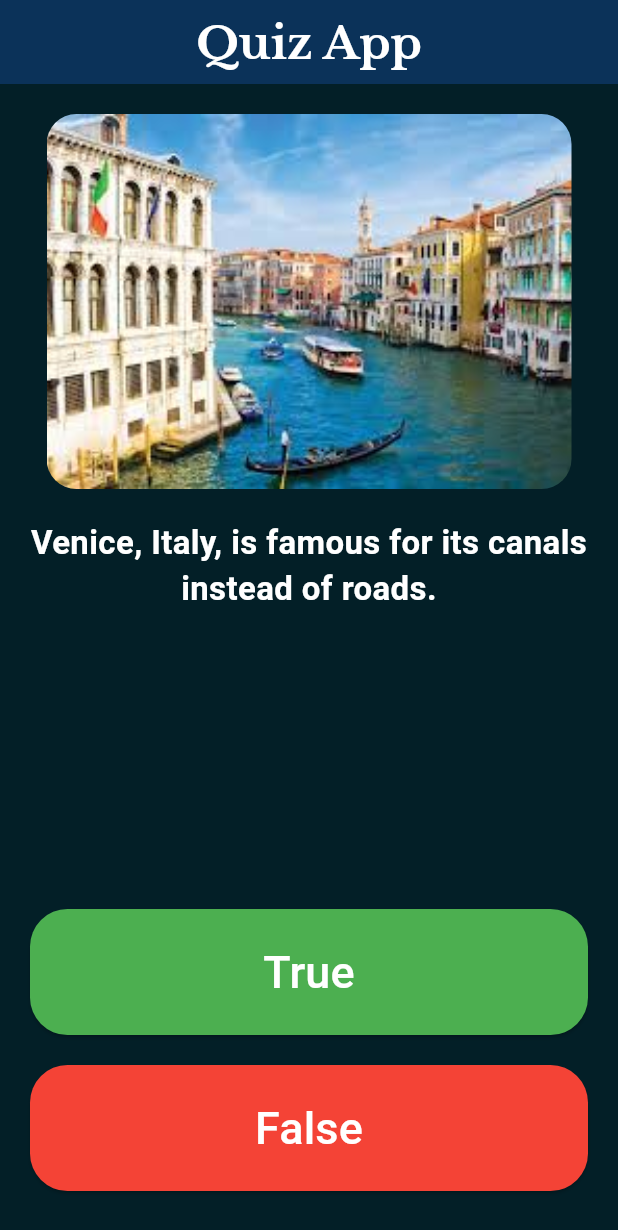
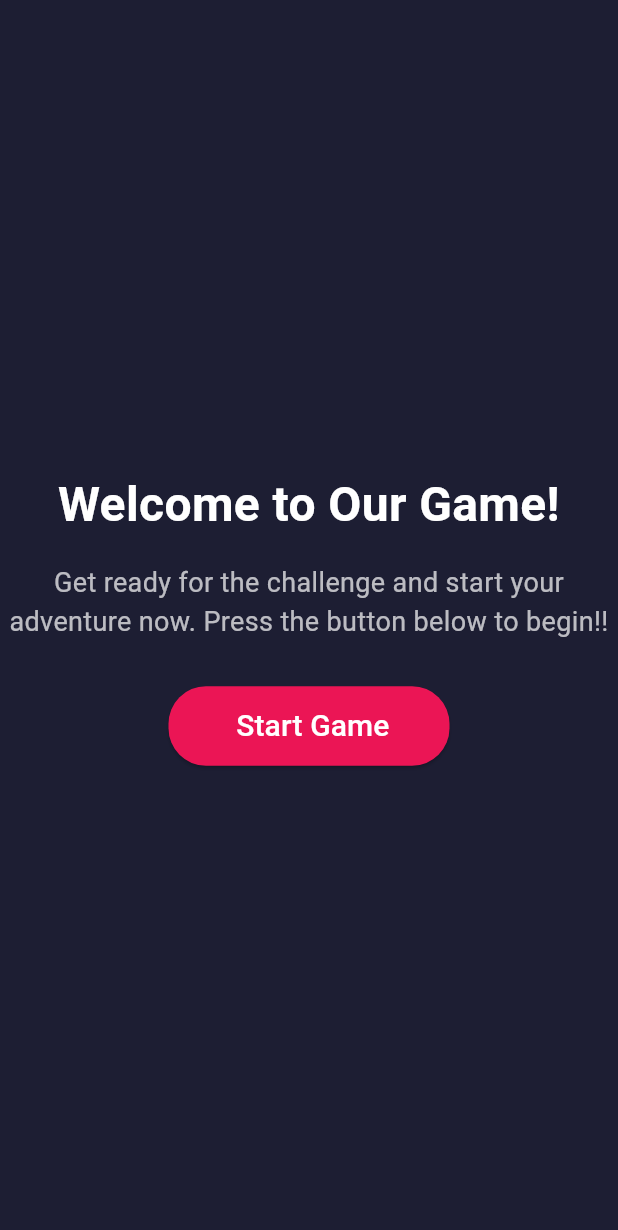
Before and after one commit to Y-absamad/Flutter_Simple_Quiz_App, a Flutter app: the screen it shows after launch, on a phone screen of 412 x 824 dp. Shown: the top 1230 px of the screen. Run offline on Flutter 3.47's test engine with Material 3 defaults, Android fonts, the phone set to English and light mode, and no system bars.

Commit message:
done done

```diff
--- a/lib/answerFeedbackManager.dart
+++ b/lib/answerFeedbackManager.dart
@@ -8,13 +8,13 @@ class Answerfeedbackmanager {
 
   Answerfeedbackmanager({required this.context, required this.questionManager});
 
-  void showEndDialog(bool isCorrect, VoidCallback onReset) {
+  void showEndDialog(VoidCallback onReset) {
     DialogHelper.showCustomDialog(
       context: context,
       title: 'The Quiz is Over',
       textChild: 'Retry',
       contentt: 'You answered ${questionManager.score} questions correctly',
-      backgroundColor: Colors.white,
+      backgroundColor: Colors.grey,
       onPressed: () {
         Navigator.of(context).pop();
         onReset();
@@ -25,7 +25,7 @@ class Answerfeedbackmanager {
   void showAnswerFeedbackDialog(bool isCorrect, VoidCallback onNext) {
     String title = isCorrect
         ? 'Well done! Your answer is correct.'
-        : 'Unfortunately, your answer is incorrect.';
+        : 'Sorry, your answer is incorrect.';
     String textChild = 'Next';
 
     DialogHelper.showCustomDialog(
--- a/lib/app_bar.dart
+++ b/lib/app_bar.dart
@@ -9,14 +9,16 @@ class CustomAppBar extends StatelessWidget implements PreferredSizeWidget {
       title: const Text(
         'Quiz App',
         style: TextStyle(
-          fontSize: 30,
-          fontWeight: FontWeight.bold,
-          color: Colors.white,
-          fontFamily: 'Myfont'
-        ),
+            fontSize: 30,
+            fontWeight: FontWeight.bold,
+            color: Colors.white,
+            fontFamily: 'Myfont1'),
       ),
       centerTitle: true,
       backgroundColor: const Color.fromARGB(153, 17, 63, 122),
+      iconTheme: const IconThemeData(
+        color: Colors.white,
+      ),
     );
   }
 
--- a/lib/dialog_helper.dart
+++ b/lib/dialog_helper.dart
@@ -14,6 +14,7 @@ class DialogHelper {
       barrierDismissible: false,
       builder: (BuildContext content) {
         return AlertDialog(
+          titlePadding: const EdgeInsets.only(top: 55),
           backgroundColor: backgroundColor,
           title: Text(
             title,
--- a/lib/examPage.dart
+++ b/lib/examPage.dart
@@ -1,6 +1,7 @@
 // ignore: file_names
 import 'package:flutter/material.dart';
 import 'package:flutter_simple_quiz_app/answerFeedbackManager.dart';
+import 'package:flutter_simple_quiz_app/app_bar.dart';
 import 'package:flutter_simple_quiz_app/questionDisplay.dart';
 import 'package:flutter_simple_quiz_app/questionManager%20.dart';
 import 'package:flutter_simple_quiz_app/questionRepository.dart';
@@ -35,16 +36,17 @@ class _ExampageState extends State<Exampage> {
       }
 
       if (questionManager.isFinished()) {
-        answerfeedbackmanager.showEndDialog(isCorrect,() {
+        answerfeedbackmanager.showEndDialog(() {
           setState(() {
             questionManager.reset();
           });
         });
       }
 
-      answerfeedbackmanager.showAnswerFeedbackDialog(isCorrect, (){
+
+      answerfeedbackmanager.showAnswerFeedbackDialog(isCorrect, () {
         setState(() {
-          if(!questionManager.isLastQusetion()){
+          if (!questionManager.isLastQusetion()) {
             questionManager.nextQusetion();
           }
         });
@@ -54,27 +56,32 @@ class _ExampageState extends State<Exampage> {
 
   @override
   Widget build(BuildContext context) {
-    return Padding(
+    return SafeArea(
+      child: Scaffold(
+        backgroundColor: const Color.fromARGB(184, 11, 44, 97),
+        appBar: const CustomAppBar(),
+        body: Padding(
           padding: const EdgeInsets.all(20.0),
           child: Column(
             crossAxisAlignment: CrossAxisAlignment.stretch,
             children: [
               QuestionDisplay(questionManager: questionManager),
-          Expanded(
-            child: Quizbutton(
+              Quizbutton(
                 text: 'True',
+                fontSize: 33,
                 backgroundColor: Colors.green,
                 onPressed: () => handleAnswer(true),
               ),
-          ),
-          Expanded(
-            child: Quizbutton(
+              const SizedBox(height: 20),
+              Quizbutton(
                 text: 'False',
+                fontSize: 33,
                 backgroundColor: Colors.red,
                 onPressed: () => handleAnswer(false),
               ),
+            ],
           ),
-        ],
+        ),
       ),
     );
   }
--- a/lib/main.dart
+++ b/lib/main.dart
@@ -1,5 +1,5 @@
 import 'package:flutter/material.dart';
-import 'package:flutter_simple_quiz_app/app_bar.dart';
+import 'package:flutter_simple_quiz_app/welcome_page.dart';
 
 import 'examPage.dart';
 
@@ -12,14 +12,13 @@ class MyApp extends StatelessWidget {
 
   @override
   Widget build(BuildContext context) {
-    return const MaterialApp(
-      home: SafeArea(
-        child: Scaffold(
-          backgroundColor: Color.fromARGB(255, 3, 31, 39),
-          appBar: CustomAppBar(),
-          body: Exampage(),
-        ),
-      ),
+    return MaterialApp(
+      debugShowCheckedModeBanner: false,
+      initialRoute: '/welcome',
+      routes: {
+        '/welcome': (context) => const WelcomePage(),
+        '/examPage': (context) => const Exampage(),
+      },
     );
   }
 }
--- a/lib/questionDisplay.dart
+++ b/lib/questionDisplay.dart
@@ -29,9 +29,9 @@ class QuestionDisplay extends StatelessWidget {
             textAlign: TextAlign.center,
             style: const TextStyle(
               fontSize: 22,
-              fontWeight: FontWeight.bold,
+              fontWeight: FontWeight.w200,
               color: Colors.white,
-              fontFamily: 'Myfont1',
+              fontFamily: 'Myfont',
             ),
           ),
         ],
--- a/lib/quizButton.dart
+++ b/lib/quizButton.dart
@@ -2,32 +2,32 @@ import 'package:flutter/material.dart';
 
 class Quizbutton extends StatelessWidget {
   final String text;
+  final double fontSize;
   final Color backgroundColor;
   final Function() onPressed;
 
   const Quizbutton({
     super.key,
     required this.text,
+    required this.fontSize,
     required this.backgroundColor,
     required this.onPressed,
   });
 
   @override
   Widget build(BuildContext context) {
-    return Expanded(
-      child: Padding(
-        padding: const EdgeInsets.symmetric(vertical: 10.0),
-        child: ElevatedButton(
-          onPressed: onPressed,
-          style: ElevatedButton.styleFrom(
-            backgroundColor: backgroundColor,
-            shape: RoundedRectangleBorder(borderRadius: BorderRadius.circular(25)),
-          ),
-          child: Text(
-            text,
-            style: const TextStyle(fontSize: 30, color: Colors.white),
-          ),
+    return ElevatedButton(
+      onPressed: onPressed,
+      style: ElevatedButton.styleFrom(
+        backgroundColor: backgroundColor,
+        shape: RoundedRectangleBorder(
+          borderRadius: BorderRadius.circular(25),
         ),
+        padding: const EdgeInsets.symmetric(horizontal: 40 , vertical: 12),
+      ),
+      child: Text(
+        text,
+        style: TextStyle(fontSize: fontSize, color: Colors.white),
       ),
     );
   }
--- /dev/null
+++ b/lib/welcome_page.dart
@@ -0,0 +1,62 @@
+import 'package:flutter/material.dart';
+import 'package:flutter_simple_quiz_app/quizButton.dart';
+
+class WelcomePage extends StatelessWidget {
+  const WelcomePage({super.key});
+
+  @override
+  Widget build(BuildContext context) {
+    return SafeArea(
+      child: Scaffold(
+        backgroundColor: const Color.fromARGB(255, 29, 30, 51),
+        body: Center(
+          child: Column(
+            mainAxisAlignment: MainAxisAlignment.center,
+            children: [
+              _text(
+                text: "Welcome to Our Game!",
+                size: 32,
+                color: Colors.white,
+                fontWeight: FontWeight.bold,
+              ),
+              const SizedBox(height: 16),
+              _text(
+                text:
+                    "Get ready for the challenge and start your adventure now. Press the button below to begin!!",
+                size: 18,
+                color: Colors.white70,
+                fontWeight: FontWeight.normal,
+              ),
+              const SizedBox(height: 30),
+              Quizbutton(
+                text: ' Start Game',
+                fontSize: 20,
+                backgroundColor: const Color.fromARGB(255, 235, 21, 85),
+                onPressed: () => {
+                  Navigator.pushNamed(context, '/examPage'),
+                },
+              ),
+            ],
+          ),
+        ),
+      ),
+    );
+  }
+
+  Text _text({
+    required String text,
+    required double size,
+    required Color color,
+    required FontWeight fontWeight,
+  }) {
+    return Text(
+      text,
+      style: TextStyle(
+        color: color,
+        fontSize: size,
+        fontWeight: fontWeight,
+      ),
+      textAlign: TextAlign.center,
+    );
+  }
+}
--- a/pubspec.yaml
+++ b/pubspec.yaml
@@ -78,10 +78,10 @@ flutter:
   fonts:
     - family: Myfont
       fonts:
-        - asset: fonts/LibreBaskerville-Bold.ttf
+        - asset: fonts/RobotoSlab-Medium.ttf
     - family: Myfont1
       fonts:
-        - asset: fonts/NotoSans-VariableFont_wdth,wght.ttf
+        - asset: fonts/LibreBaskerville-Bold.ttf
 
 
   # For details regarding fonts from package dependencies,
```
Also changed, not shown: fonts/RobotoSlab-Medium.ttf (added), video1.gif (added), 1 other file. Lines whose indentation alone changed are shown as unchanged.
